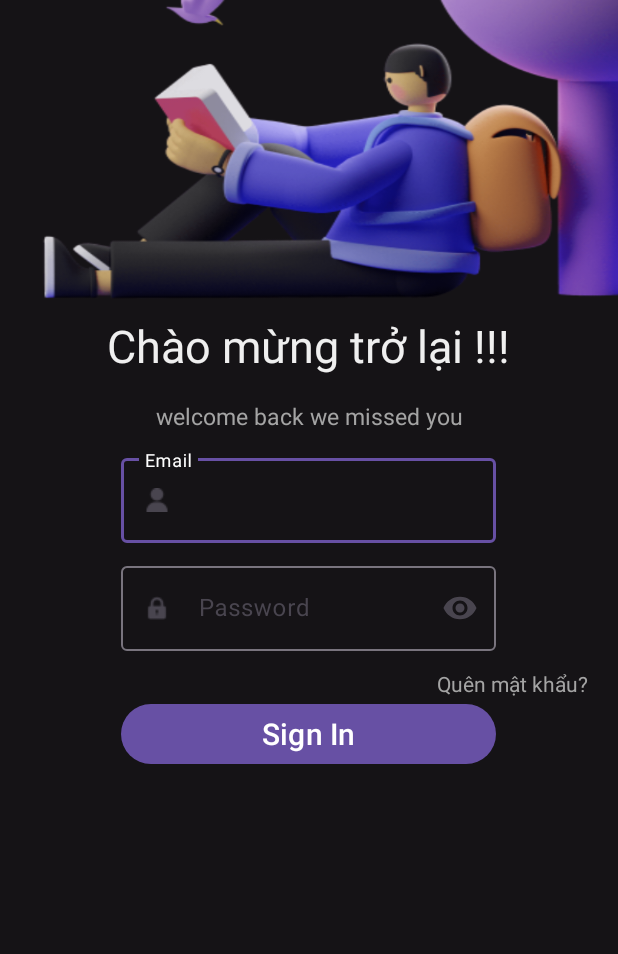
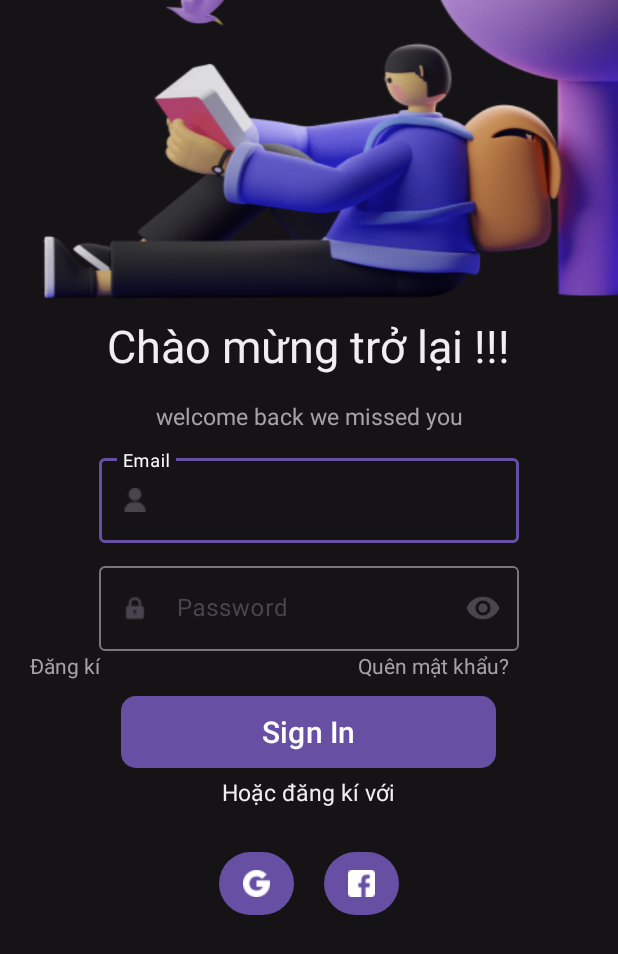
Before and after one commit to AKhoa2109/UniDocs, an Android app: the screen it shows after launch (MainActivity), on a phone screen of 412 x 824 dp. Shown: the top 954 px of the screen. Run offline under Robolectric (Android 15) with nearby library versions, the phone set to English and light mode, and no system bars.

Commit message:
Thêm login google và facebook trong activity_main.xml

```diff
--- /dev/null
+++ b/app/src/main/res/drawable/button_background.xml
@@ -0,0 +1,4 @@
+<?xml version="1.0" encoding="utf-8"?>
+<shape xmlns:android="http://schemas.android.com/apk/res/android">
+    <corners android:radius="10dp"/>
+</shape>
--- a/app/src/main/res/layout/activity_main.xml
+++ b/app/src/main/res/layout/activity_main.xml
@@ -6,6 +6,7 @@
     android:layout_width="match_parent"
     android:layout_height="match_parent"
     android:background="#151316"
+    android:scrollbars="vertical"
     tools:context=".MainActivity">
 
     <androidx.constraintlayout.widget.ConstraintLayout
@@ -47,7 +48,7 @@
 
     <LinearLayout
         android:layout_width="match_parent"
-        android:layout_height="300dp"
+        android:layout_height="340dp"
         android:layout_gravity="center"
         android:orientation="vertical"
         app:layout_constraintStart_toStartOf="parent"
@@ -60,7 +61,7 @@
             <com.google.android.material.textfield.TextInputLayout
                 android:id="@+id/textField"
                 android:layout_gravity="center"
-                android:layout_width="250dp"
+                android:layout_width="280dp"
                 app:hintTextColor="@color/white"
                 android:layout_height="wrap_content"
                 app:endIconMode="clear_text"
@@ -78,7 +79,7 @@
                 android:id="@+id/textField1"
                 android:layout_marginTop="10dp"
                 android:layout_gravity="center"
-                android:layout_width="250dp"
+                android:layout_width="280dp"
                 app:hintTextColor="@color/white"
                 android:layout_height="wrap_content"
                 app:endIconMode="password_toggle"
@@ -94,6 +95,23 @@
                     />
 
             </com.google.android.material.textfield.TextInputLayout>
+
+            <LinearLayout
+                android:layout_width="match_parent"
+                android:layout_height="match_parent"
+                android:orientation="horizontal">
+                <TextView
+                    android:id="@+id/txtRegister"
+                    android:layout_width="wrap_content"
+                    android:layout_height="wrap_content"
+                    android:text="Đăng kí"
+                    android:textSize="14sp"
+                    android:textColor="#A4A4A4"
+                    android:layout_weight="1"
+                    android:layout_gravity="start"
+                    android:layout_marginLeft="20dp"
+                    android:layout_marginTop="5dp" />
+
                 <TextView
                     android:id="@+id/txtForgotPassword"
                     android:layout_width="wrap_content"
@@ -101,24 +119,76 @@
                     android:text="Quên mật khẩu?"
                     android:textSize="14sp"
                     android:textColor="#A4A4A4"
-                android:layout_marginEnd="20dp"
+                    android:layout_weight="1"
                     android:layout_gravity="end"
-                android:layout_marginTop="12dp" />
+                    android:layout_marginLeft="100dp"
+                    android:layout_marginTop="5dp" />
+
+            </LinearLayout>
+
+
             <LinearLayout
-                android:orientation="vertical"
                 android:layout_width="match_parent"
-                android:layout_height="match_parent">
+                android:layout_height="wrap_content"
+                android:orientation="vertical">
 
                 <Button
                     android:id="@+id/btnSignin"
                     android:layout_width="250dp"
                     android:layout_height="wrap_content"
                     android:layout_gravity="center"
+                    android:layout_marginTop="5dp"
+                    android:layout_marginBottom="5dp"
+                    android:background="@drawable/button_background"
+                    android:backgroundTint="@null"
                     android:text="Sign In"
                     android:textSize="20sp">
                 </Button>
             </LinearLayout>
         </LinearLayout>
+        <LinearLayout
+            android:layout_width="match_parent"
+            android:layout_height="wrap_content"
+            android:orientation="vertical"
+            android:gravity="center">
+            <TextView
+                android:layout_width="wrap_content"
+                android:layout_height="wrap_content"
+                android:text="Hoặc đăng kí với"
+                android:textColor="#EFEFEF"
+                android:layout_gravity="center"
+                android:textSize="15sp">
+            </TextView>
+        </LinearLayout>
+
+        <LinearLayout
+            android:layout_width="match_parent"
+            android:layout_height="match_parent"
+            android:gravity="center"
+            android:orientation="horizontal">
+            <com.google.android.material.button.MaterialButton
+                android:id="@+id/btnGoogle"
+                android:layout_width="50dp"
+                android:layout_height="wrap_content"
+                android:textSize="16sp"
+                android:textColor="@android:color/black"
+                android:padding="10dp"
+                app:icon="@drawable/google_icon"
+                app:iconGravity="textStart"
+                android:layout_marginEnd="20dp"
+                app:iconPadding="0dp"/>
+
+            <com.google.android.material.button.MaterialButton
+                android:id="@+id/btnFacebook"
+                android:layout_width="50dp"
+                android:layout_height="wrap_content"
+                android:textSize="16sp"
+                android:textColor="@android:color/black"
+                android:padding="10dp"
+                app:icon="@drawable/facebook_icon"
+                app:iconGravity="textStart"
+                app:iconPadding="0dp"/>
+        </LinearLayout>
 
     </LinearLayout>
 
--- a/app/src/main/res/layout/activity_verification_otp.xml
+++ b/app/src/main/res/layout/activity_verification_otp.xml
@@ -55,13 +55,12 @@
             android:id="@+id/otp_container"
             android:layout_width="match_parent"
             android:layout_height="wrap_content"
-            android:padding="10dp"
             android:orientation="horizontal"
-            android:layout_gravity="fill"
+            android:layout_gravity="start"
             android:layout_marginBottom="24dp">
 
             <com.google.android.material.textfield.TextInputLayout
-                android:layout_width="0dp"
+                android:layout_width="10dp"
                 android:layout_height="60dp"
                 android:layout_weight="1"
                 android:layout_marginEnd="5dp"
@@ -74,6 +73,7 @@
                     android:id="@+id/otp_digit_1"
                     android:layout_width="match_parent"
                     android:layout_height="match_parent"
+                    android:gravity="right"
                     android:inputType="number"
                     android:textSize="16sp"
                     android:maxLength="1"
@@ -82,7 +82,7 @@
             </com.google.android.material.textfield.TextInputLayout>
 
             <com.google.android.material.textfield.TextInputLayout
-                android:layout_width="0dp"
+                android:layout_width="10dp"
                 android:layout_height="60dp"
                 android:layout_weight="1"
                 android:layout_marginEnd="5dp"
@@ -105,7 +105,7 @@
             </com.google.android.material.textfield.TextInputLayout>
 
             <com.google.android.material.textfield.TextInputLayout
-                android:layout_width="0dp"
+                android:layout_width="10dp"
                 android:layout_height="60dp"
                 android:layout_weight="1"
                 android:layout_marginEnd="5dp"
@@ -126,7 +126,7 @@
             </com.google.android.material.textfield.TextInputLayout>
 
             <com.google.android.material.textfield.TextInputLayout
-                android:layout_width="0dp"
+                android:layout_width="10dp"
                 android:layout_height="60dp"
                 android:layout_weight="1"
                 android:layout_marginEnd="5dp"
@@ -147,7 +147,7 @@
             </com.google.android.material.textfield.TextInputLayout>
 
             <com.google.android.material.textfield.TextInputLayout
-                android:layout_width="0dp"
+                android:layout_width="10dp"
                 android:layout_height="60dp"
                 android:layout_weight="1"
                 android:layout_marginEnd="5dp"
@@ -168,7 +168,7 @@
             </com.google.android.material.textfield.TextInputLayout>
 
             <com.google.android.material.textfield.TextInputLayout
-                android:layout_width="0dp"
+                android:layout_width="10dp"
                 android:layout_height="60dp"
                 android:layout_weight="1"
                 android:layout_marginEnd="5dp"
```
Also changed, not shown: app/src/main/res/drawable/facebook_icon.png (added), app/src/main/res/drawable/google_icon.png (added). Lines whose indentation alone changed are shown as unchanged.
